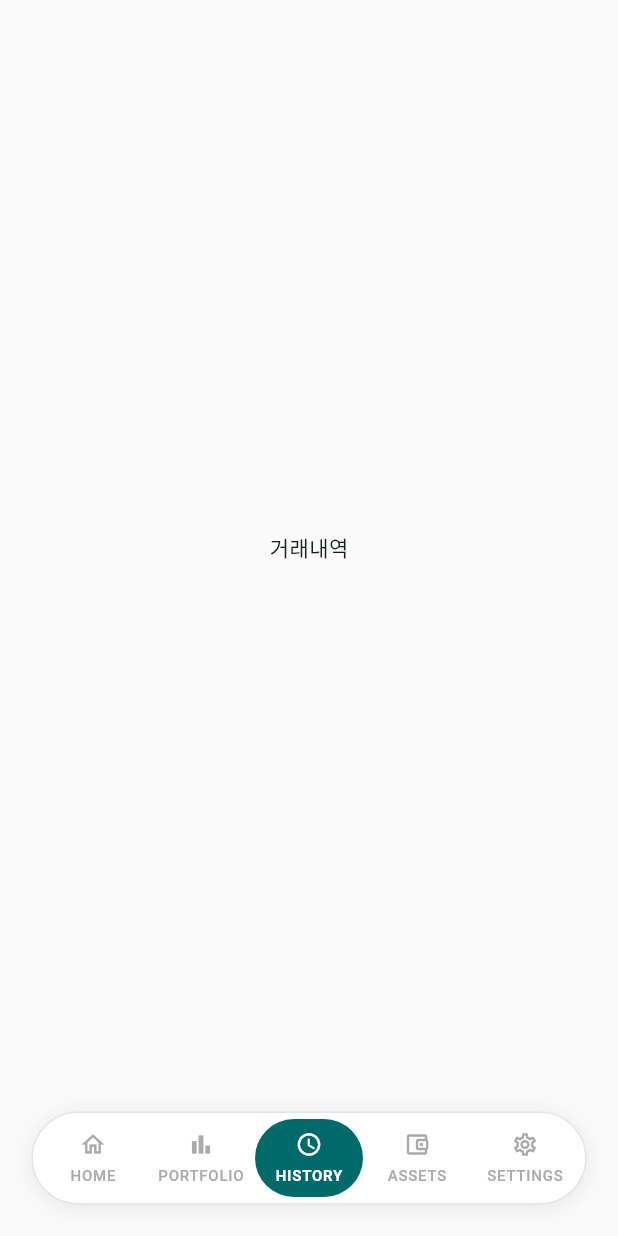
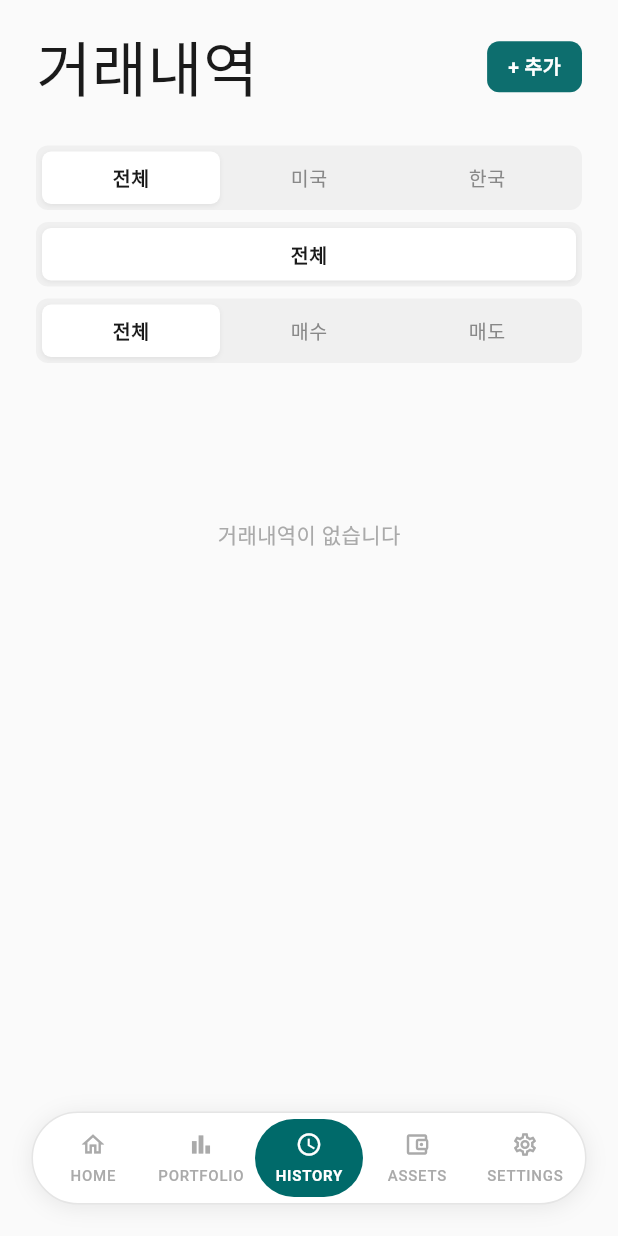
Before and after one commit to venaki/portfolio-app, a Flutter app: the MainApp screen opened directly, item 3 of the bottom bar chosen, on a phone screen of 412 x 824 dp. Run offline on Flutter 3.47's test engine with Material 3 defaults, Android fonts, the phone set to English and light mode, and no system bars; our stand-ins replace flutter_riverpod, google_sign_in, shared_preferences; accounts and stored records are empty.

Commit message:
feat: add History screen with 3-tier filters and TransactionCard
- TransactionCard: type tag (매수/매도/초기/조정), ticker, account/market tags, amounts
- HistoryScreen: market/account/type 3-tier segmented filters, month grouping, date desc sort
- Filter logic: AND combination, 한국=KRX+KOSDAQ, 매수=buy+openingBalance+adjustment
- Responsive padding (24px mobile, 40px PC)
- Filter logic unit tests (6 cases)

Co-Authored-By: Claude Opus 4.6 (1M context) <noreply@anthropic.com>

```diff
--- a/portfolio-flutter/lib/app.dart
+++ b/portfolio-flutter/lib/app.dart
@@ -6,6 +6,7 @@ import 'screens/login_screen.dart';
 import 'screens/sheet_connect_screen.dart';
 import 'screens/dashboard_screen.dart';
 import 'screens/portfolio_screen.dart';
+import 'screens/history_screen.dart';
 import 'widgets/responsive_shell.dart';
 import 'utils/constants.dart';
 
@@ -96,7 +97,7 @@ class _MainAppState extends ConsumerState<MainApp> {
     final screens = [
       const DashboardScreen(),
       const PortfolioScreen(),
-      const Center(child: Text('거래내역')),   // Placeholder until Task 4
+      const HistoryScreen(),
       const Center(child: Text('기타 자산')),  // Placeholder until Task 7
       const Center(child: Text('설정')),      // Placeholder until Task 8
     ];
--- /dev/null
+++ b/portfolio-flutter/lib/screens/history_screen.dart
@@ -0,0 +1,196 @@
+import 'package:flutter/material.dart';
+import 'package:flutter_riverpod/flutter_riverpod.dart';
+import '../providers/portfolio_provider.dart';
+import '../models/transaction.dart';
+import '../widgets/segmented_filter.dart';
+import '../widgets/transaction_card.dart';
+
+class HistoryScreen extends ConsumerStatefulWidget {
+  const HistoryScreen({super.key});
+
+  @override
+  ConsumerState<HistoryScreen> createState() => _HistoryScreenState();
+}
+
+class _HistoryScreenState extends ConsumerState<HistoryScreen> {
+  String _marketFilter = '전체';
+  String _accountFilter = '전체';
+  String _typeFilter = '전체';
+
+  @override
+  Widget build(BuildContext context) {
+    final portfolio = ref.watch(portfolioProvider);
+
+    if (portfolio.isLoading && portfolio.transactions.isEmpty) {
+      return const Center(child: CircularProgressIndicator());
+    }
+
+    final accounts = ['전체', ...portfolio.settings.accounts];
+
+    // 필터 적용
+    final filtered = _applyFilters(portfolio.transactions);
+
+    // 날짜 내림차순 정렬
+    filtered.sort((a, b) => b.date.compareTo(a.date));
+
+    // 월별 그룹핑
+    final grouped = <String, List<Transaction>>{};
+    for (final tx in filtered) {
+      final key = _monthKey(tx.date);
+      (grouped[key] ??= []).add(tx);
+    }
+
+    final isWide = MediaQuery.of(context).size.width >= 768;
+    final hPadding = isWide ? 40.0 : 24.0;
+
+    return ListView(
+      padding: EdgeInsets.fromLTRB(hPadding, 0, hPadding, 24),
+      children: [
+        // Header
+        Padding(
+          padding: const EdgeInsets.only(top: 16, bottom: 24),
+          child: Row(
+            mainAxisAlignment: MainAxisAlignment.spaceBetween,
+            children: [
+              const Text(
+                '거래내역',
+                style: TextStyle(
+                  fontSize: 40,
+                  fontWeight: FontWeight.w500,
+                  color: Color(0xFF1A1A1A),
+                ),
+              ),
+              GestureDetector(
+                onTap: () {
+                  // TODO: Task 6 — 거래 추가 모달
+                  debugPrint('추가 버튼 탭');
+                },
+                child: Container(
+                  padding: const EdgeInsets.symmetric(
+                    vertical: 7,
+                    horizontal: 14,
+                  ),
+                  decoration: BoxDecoration(
+                    color: const Color(0xFF0D6E6E),
+                    borderRadius: BorderRadius.circular(8),
+                  ),
+                  child: const Text(
+                    '+ 추가',
+                    style: TextStyle(
+                      color: Colors.white,
+                      fontSize: 13,
+                      fontWeight: FontWeight.w600,
+                    ),
+                  ),
+                ),
+              ),
+            ],
+          ),
+        ),
+
+        // Filter Row 1: Market
+        SegmentedFilter(
+          options: const ['전체', '미국', '한국'],
+          selected: _marketFilter,
+          onChanged: (v) => setState(() => _marketFilter = v),
+        ),
+        const SizedBox(height: 8),
+
+        // Filter Row 2: Account
+        SegmentedFilter(
+          options: accounts,
+          selected: _accountFilter,
+          onChanged: (v) => setState(() => _accountFilter = v),
+        ),
+        const SizedBox(height: 8),
+
+        // Filter Row 3: Type
+        SegmentedFilter(
+          options: const ['전체', '매수', '매도'],
+          selected: _typeFilter,
+          onChanged: (v) => setState(() => _typeFilter = v),
+        ),
+        const SizedBox(height: 24),
+
+        // Empty state
+        if (filtered.isEmpty)
+          const Padding(
+            padding: EdgeInsets.only(top: 80),
+            child: Center(
+              child: Text(
+                '거래내역이 없습니다',
+                style: TextStyle(
+                  fontSize: 14,
+                  color: Color(0xFFAAAAAA),
+                ),
+              ),
+            ),
+          ),
+
+        // Month groups
+        ...grouped.entries.expand((entry) => [
+              // Month label
+              Padding(
+                padding: const EdgeInsets.only(bottom: 12, top: 4),
+                child: Text(
+                  entry.key,
+                  style: const TextStyle(
+                    fontFamily: 'JetBrains Mono',
+                    fontSize: 11,
+                    letterSpacing: 2,
+                    color: Color(0xFF888888),
+                  ),
+                ),
+              ),
+              // Transaction cards
+              ...entry.value.map(
+                (tx) => Padding(
+                  padding: const EdgeInsets.only(bottom: 8),
+                  child: TransactionCard(
+                    transaction: tx,
+                    onTap: () {
+                      // TODO: Task 6 — 거래 상세/편집 모달
+                      debugPrint('거래 탭: ${tx.ticker} ${tx.date}');
+                    },
+                  ),
+                ),
+              ),
+              const SizedBox(height: 8),
+            ]),
+      ],
+    );
+  }
+
+  List<Transaction> _applyFilters(List<Transaction> txs) {
+    return txs.where((tx) {
+      // Market filter
+      if (_marketFilter == '미국' && tx.market != Market.us) return false;
+      if (_marketFilter == '한국' &&
+          tx.market != Market.krx &&
+          tx.market != Market.kosdaq) return false;
+
+      // Account filter
+      if (_accountFilter != '전체' && tx.account != _accountFilter) {
+        return false;
+      }
+
+      // Type filter
+      if (_typeFilter == '매수' && tx.type == TransactionType.sell) {
+        return false;
+      }
+      if (_typeFilter == '매도' && tx.type != TransactionType.sell) {
+        return false;
+      }
+
+      return true;
+    }).toList();
+  }
+
+  /// "2026-03-15" → "2026년 03월"
+  String _monthKey(String date) {
+    if (date.length < 7) return date;
+    final year = date.substring(0, 4);
+    final month = date.substring(5, 7);
+    return '$year년 $month월';
+  }
+}
```
Also changed, not shown: portfolio-flutter/lib/widgets/transaction_card.dart (added, +190 -0 lines), 1 other file.
